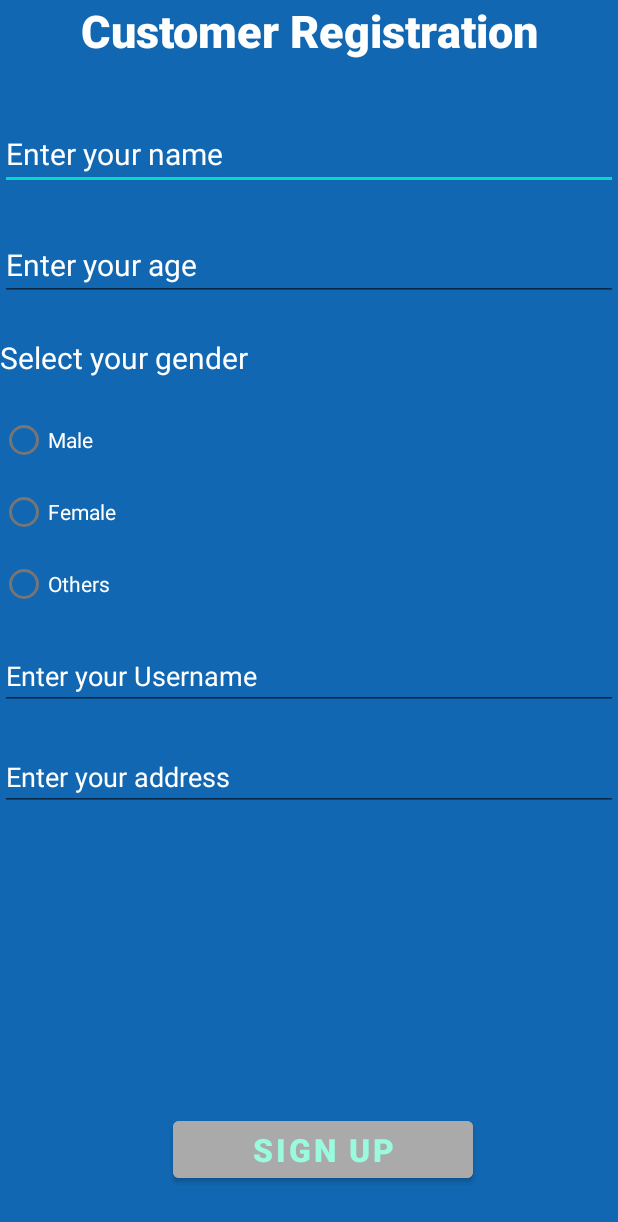
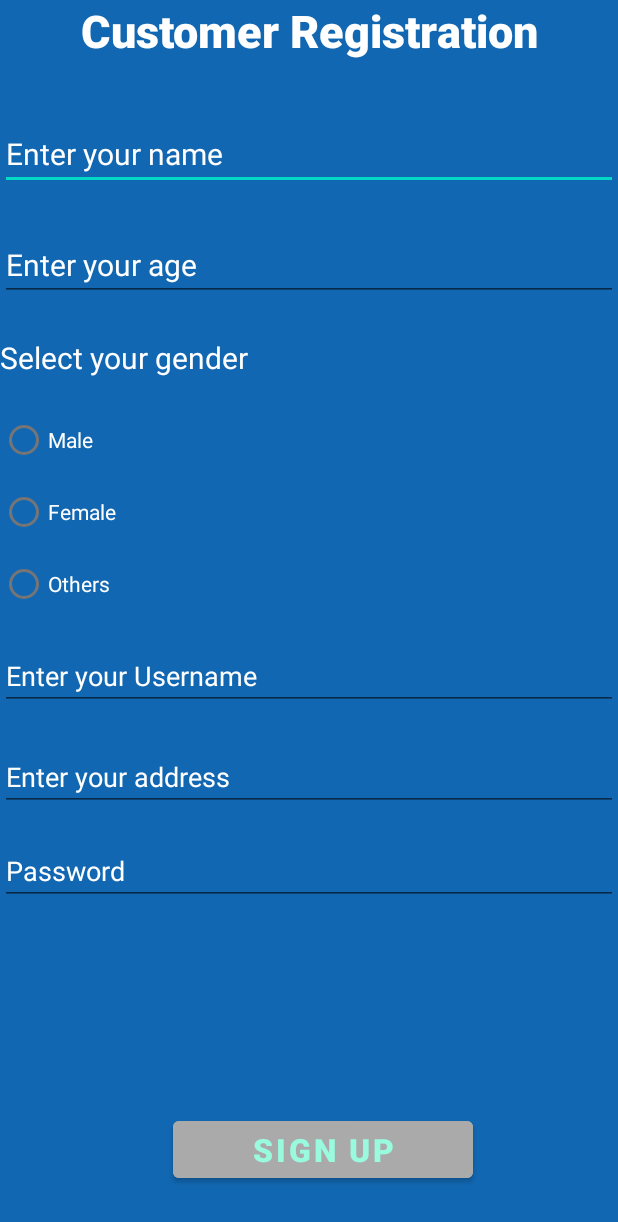
Before and after one commit to Hritik0015/smarthaven_andriod, an Android app: the layout activity_sign_up.xml on its own in the app's theme, with its tools: preview values and no code run, on a phone screen of 412 x 824 dp. Shown: the top 1222 px of the screen. Run offline under Robolectric (Android 15) with nearby library versions, the phone set to English and light mode, and no system bars.

Commit message:
signup layout

```diff
--- a/app/src/main/res/layout/activity_sign_up.xml
+++ b/app/src/main/res/layout/activity_sign_up.xml
@@ -117,6 +117,18 @@
         app:layout_constraintVertical_bias="0.073"
         tools:layout_editor_absoluteX="0dp" />
 
+    <EditText
+        android:id="@+id/etPassword"
+        android:layout_width="match_parent"
+        android:layout_height="wrap_content"
+        android:hint="Password"
+        android:textColor="@color/white"
+        android:textColorHint="@color/white"
+        app:layout_constraintBottom_toBottomOf="parent"
+        app:layout_constraintTop_toBottomOf="@+id/etAddress2"
+        app:layout_constraintVertical_bias="0.073"
+        tools:layout_editor_absoluteX="0dp" />
+
 
 
     <Button
```
